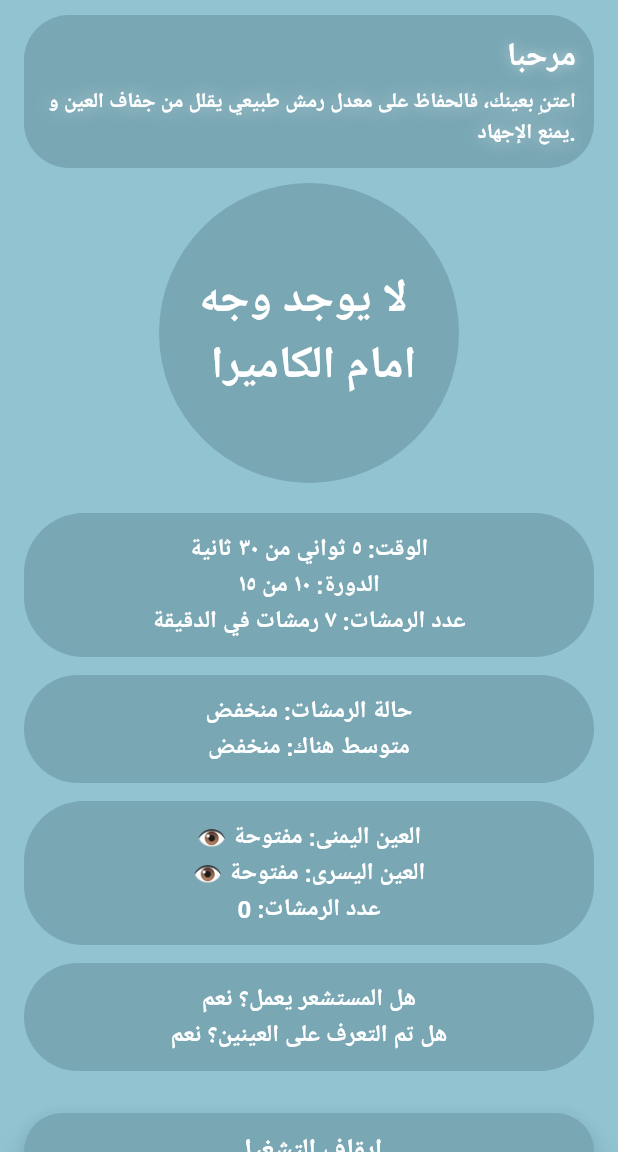
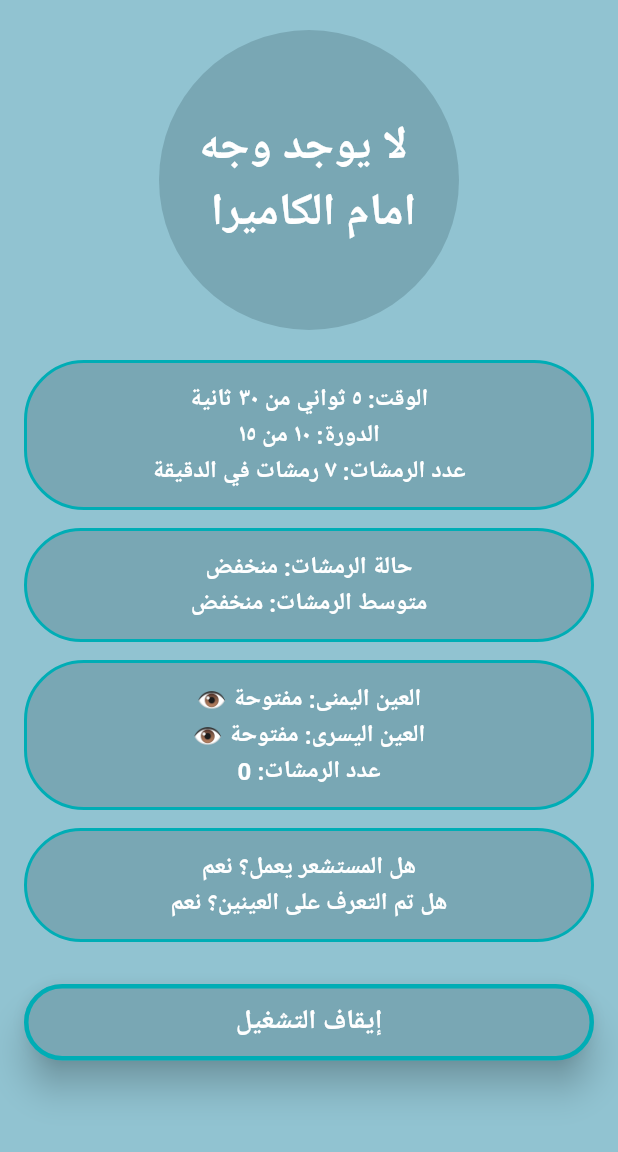
Before and after one commit to HSMDove/Eye_Health_Project, a Flutter app: the screen it shows after launch, on a phone screen of 412 x 824 dp, the part 84-1236 px from its top. Run offline on Flutter 3.47's test engine with Material 3 defaults, Android fonts, the phone set to English and light mode, and no system bars; our stand-ins replace camera, permission_handler; missing offline and left inert: google_ml_kit.

Commit message:
Some fixes in some codes, modifying the colors of the night mode, removing the welcome message at the top

```diff
--- a/lib/management/blink_counter.dart
+++ b/lib/management/blink_counter.dart
@@ -12,7 +12,7 @@ class BlinkCounter {
   double previousLeftEyeOpen = 1.0; // تتبع حالة العين اليسرى من الإطار السابق
   double previousRightEyeOpen = 1.0; // تتبع حالة العين اليمنى من الإطار السابق
 
-  bool allowSingleEyeBlink = true; // ✅ متغير للتحكم في احتساب رمشة العين الواحدة
+  bool allowSingleEyeBlink = true; //  متغير للتحكم في احتساب رمشة العين الواحدة
 
   /// تحديث عدد الرمشات بناءً على بيانات الوجه اللي تجي من الكاميرا
   void updateBlinkCount(Face face) {
@@ -30,7 +30,7 @@ class BlinkCounter {
 
     // احتساب الرمشات حسب الإعداد
     if (allowSingleEyeBlink) {
-      // ✅ الوضع: احتساب الرمشات حتى لو كانت بعين واحدة
+      //  الوضع: احتساب الرمشات حتى لو كانت بعين واحدة
       if (isSingleEyeClosed) {
         isBothEyesClosed = true;
       } else if (isBothEyesClosed && areEyesOpen && blinkCooldown == 0) {
@@ -40,7 +40,7 @@ class BlinkCounter {
         debugPrint("عدد الرمشات: $blinkCount");
       }
     } else {
-      // ✅ الوضع الطبيعي: احتساب الرمشات فقط إذا كانت **العينان مغلقتين**
+      //  الوضع الطبيعي: احتساب الرمشات فقط إذا كانت **العينان مغلقتين**
       if (areEyesClosed) {
         isBothEyesClosed = true;
       } else if (isBothEyesClosed && areEyesOpen && blinkCooldown == 0) {
--- a/lib/management/face_detection_manager.dart
+++ b/lib/management/face_detection_manager.dart
@@ -2,18 +2,18 @@ import 'package:flutter/cupertino.dart';
 import 'package:google_ml_kit/google_ml_kit.dart';
 import 'package:camera/camera.dart';
 import 'dart:typed_data';
-import 'blink_counter.dart'; // ✅ استدعاء كود عداد الرمشات
+import 'blink_counter.dart'; //
 
 class FaceDetectionManager {
   final FaceDetector _faceDetector;
-  final BlinkCounter _blinkCounter = BlinkCounter(); // ✅ إنشاء كائن عداد الرمشات
+  final BlinkCounter _blinkCounter = BlinkCounter(); // نسوي اوبجكت من الـ BlinkCounter
 
   FaceDetectionManager()
       : _faceDetector = GoogleMlKit.vision.faceDetector(
     FaceDetectorOptions(
-      enableContours: true, // ✅ ضروري لرسم الملامح
-      enableClassification: true, // ✅ لمعرفة حالة العينين
-      enableLandmarks: true, // ✅ لاكتشاف أماكن العينين والأنف
+      //enableContours: true, // عشان رسم ملامح الوجه
+      enableClassification: true, // لحالة العين
+      enableLandmarks: true, // عشان نعرف مكان العين
     ),
   );
 
@@ -22,7 +22,7 @@ class FaceDetectionManager {
       final inputImage = _convertCameraImage(image, camera);
       final faces = await _faceDetector.processImage(inputImage);
 
-      // ✅ تحديث عداد الرمشات لكل وجه مكتشف
+      //  تحديث عداد الرمشات لكل وجه مكتشف
       if (faces.isNotEmpty) {
         _blinkCounter.updateBlinkCount(faces.first);
       }
@@ -35,12 +35,12 @@ class FaceDetectionManager {
     }
   }
 
-  /// **🔹 إرجاع عدد الرمشات**
+  // نرجع عدد الرمشات
   int getBlinkCount() {
     return _blinkCounter.blinkCount;
   }
 
-  /// **🔹 إعادة ضبط العداد**
+  // دالة لإعادة ضبط الرمسات
   void resetBlinkCount() {
     _blinkCounter.resetCounter();
   }
--- a/lib/widgets/ui_elements.dart
+++ b/lib/widgets/ui_elements.dart
@@ -16,7 +16,7 @@ class _CameraScreenState extends State<CameraScreen> {
   bool _isCameraInitialized = false;
   BlinkCounter blinkCounter = BlinkCounter();
 
-  //قائمة الأعدادات
+  // قائمة الإعدادات
   bool notifications = false;
   bool dark = false;
 
@@ -25,9 +25,7 @@ class _CameraScreenState extends State<CameraScreen> {
   @override
   void initState() {
     super.initState();
-
     cm = widget.cameraManager;
-
     _initializeCamera();
   }
 
@@ -52,11 +50,11 @@ class _CameraScreenState extends State<CameraScreen> {
   @override
   Widget build(BuildContext context) {
     return Scaffold(
-      backgroundColor: dark? Color(0xff002941):const Color.fromARGB(255, 145, 195, 209),
+      backgroundColor: dark ? const Color(0xFF222831) : const Color.fromARGB(255, 145, 195, 209), // الخلفية في الوضح الليلي
       appBar: AppBar(
-        backgroundColor: dark? Color(0xFF29637e):Color(0xff79a7b4),
+        backgroundColor: dark ? const Color(0xFF393E46) : const Color(0xff79a7b4), //  لون الـ AppBar
         centerTitle: true,
-        title: Image.asset('assets/images/Icon.png', height:50), // ضع صورة هنا
+        title: Image.asset('assets/images/Icon.png', height: 50),
         leading: Builder(
           builder: (context) {
             return IconButton(
@@ -67,11 +65,11 @@ class _CameraScreenState extends State<CameraScreen> {
         ),
       ),
       drawer: Drawer(
-        backgroundColor: dark? Color(0xff002941):const Color.fromARGB(255, 145, 195, 209),
+        backgroundColor: dark ? const Color(0xFF222831) : const Color.fromARGB(255, 145, 195, 209),
         child: Column(
           children: [
             DrawerHeader(
-              decoration: BoxDecoration(color: dark? Color(0xFF29637e):Color(0xff79a7b4)),
+              decoration: BoxDecoration(color: dark ? const Color(0xFF393E46) : const Color(0xff79a7b4)),
               child: const Center(
                 child: Text(
                   "الإعدادات",
@@ -80,10 +78,9 @@ class _CameraScreenState extends State<CameraScreen> {
               ),
             ),
             SwitchListTile(
-              activeColor: Color.fromARGB(255, 94, 210, 242),
+              activeColor: const Color(0xFF00ADB5),
               title: const Text("تفعيل الإشعارات",
-              style: TextStyle(color: Colors.white, fontSize: 20, fontWeight: FontWeight.bold)
-              ),
+                  style: TextStyle(color: Colors.white, fontSize: 20, fontWeight: FontWeight.bold)),
               value: notifications,
               onChanged: (value) {
                 setState(() {
@@ -92,10 +89,9 @@ class _CameraScreenState extends State<CameraScreen> {
               },
             ),
             SwitchListTile(
-              activeColor: Color.fromARGB(255, 94, 210, 242),
+              activeColor: const Color(0xFF00ADB5),
               title: const Text("الوضع الليلي",
-              style: TextStyle(color: Colors.white, fontSize: 20, fontWeight: FontWeight.bold)
-              ),
+                  style: TextStyle(color: Colors.white, fontSize: 20, fontWeight: FontWeight.bold)),
               value: dark,
               onChanged: (value) {
                 setState(() {
@@ -103,95 +99,48 @@ class _CameraScreenState extends State<CameraScreen> {
                 });
               },
             ),
-          ]),
-        ),
-      body: SafeArea(
-        child: SingleChildScrollView( // تجنب مشكلة BOTTOM OVERFLOWED
-          child: Column(
-            children: [
-              /// مربع العنوان العلوي
-              Padding(
-                padding: const EdgeInsets.symmetric(horizontal: 16, vertical: 10),
-                child: Stack(
-                  children: [
-                    Container(
-                      padding: const EdgeInsets.all(12),
-                      decoration: BoxDecoration(
-                        color: dark? Color(0xFF29637e) : Color(0xff79a7b4),
-                        borderRadius: BorderRadius.circular(30),
-                      ),
-                      width: double.infinity,
-                      child: Column(
-                        crossAxisAlignment: CrossAxisAlignment.end, // جعل النص بمحاذاة اليمين
-                        children: const [
-                          Text(
-                            "مرحبا",
-                            style: TextStyle(
-                              color: Colors.white,
-                              fontSize: 22,
-                              fontWeight: FontWeight.bold, // جعل الخط بولد
-                              shadows: [Shadow(color: Colors.white54, blurRadius: 10)],
-                            ),
-                          ),
-                          SizedBox(height: 5),
-                          Text(
-                            "اعتنِ بعينك، فالحفاظ على معدل رمش طبيعي يقلل من جفاف العين و يمنع الإجهاد.",
-                            textAlign: TextAlign.right, // محاذاة النص لليمين
-                            style: TextStyle(
-                              color: Colors.white,
-                              fontSize: 14,
-                              fontWeight: FontWeight.bold, // جعل الخط بولد
-                              shadows: [Shadow(color: Colors.white54, blurRadius: 15)],
-                            ),
-                          ),
           ],
         ),
       ),
-                  ],
-                ),
-              ),
+      body: SafeArea(
+        child: SingleChildScrollView(
+          child: Column(
 
-              /// عرض الكاميرا في شكل دائرة
+            children: [
+              const SizedBox(height: 20),
               Center(
+
                 child: _isCameraInitialized
-                  ?(cm.faceDetect == false?
-                  //عند عدم وجود وجه امام الكاميرا
-                  Container(
+                    ? (cm.faceDetect == false
+                    ? Container(
                   width: 200,
                   height: 200,
                   alignment: Alignment.center,
-                    child: Text("لا يوجد وجه \n امام الكاميرا",
-                    style: TextStyle(
-                      color: Colors.white,
-                      fontSize: 30,
-                      fontWeight: FontWeight.bold
-                    ),
-
-                    ),
                   decoration: BoxDecoration(
                     borderRadius: BorderRadius.circular(200),
-                      color: dark? Color(0xFF29637e) : Color(0xff79a7b4),
+                    color: dark ? const Color(0xFF393E46) : const Color(0xff79a7b4),
+                  ),
+                  child: const Text(
+                    "لا يوجد وجه \n امام الكاميرا",
+                    style: TextStyle(color: Colors.white, fontSize: 30, fontWeight: FontWeight.bold),
                   ),
                 )
-                  //عند وجود وجه امام الكاميرا
                     : Container(
                   width: 200,
                   height: 200,
                   decoration: BoxDecoration(
                     borderRadius: BorderRadius.circular(200),
-                        color: dark? Color(0xFF29637e) : Color(0xff79a7b4)
+                    color: dark ? const Color(0xFF393E46) : const Color(0xff79a7b4),
                   ),
-
-
                   child: ClipOval(
                     child: Transform(
                       alignment: Alignment.center,
-                          transform: Matrix4.identity()..scale(-1.0, 1.0), // عكس الكاميرا
+                      transform: Matrix4.identity()..scale(-1.0, 1.0),
                       child: SizedBox(
                         width: 200,
                         height: 200,
                         child: FittedBox(
-                              fit: BoxFit.cover, // يحافظ على الجودة
+                          fit: BoxFit.cover,
                           child: SizedBox(
                             width: widget.cameraManager.controller.value.previewSize?.height ?? 200,
                             height: widget.cameraManager.controller.value.previewSize?.width ?? 200,
@@ -201,47 +150,46 @@ class _CameraScreenState extends State<CameraScreen> {
                       ),
                     ),
                   ),
-                    )
-                  )
+                ))
                     : const CircularProgressIndicator(),
               ),
+
               const SizedBox(height: 20),
 
-              /// مربعات المعلومات المختلفة
               Padding(
                 padding: const EdgeInsets.symmetric(horizontal: 16),
                 child: Column(
                   children: [
                     _buildInfoBox("الوقت: ٥ ثواني من ٣٠ ثانية\nالدورة: ١٠ من ١٥\nعدد الرمشات: ٧ رمشات في الدقيقة"),
-                    _buildInfoBox("حالة الرمشات: منخفض\nمتوسط هناك: منخفض"),
-                    _buildInfoBox("👁 العين اليمنى: ${blinkCounter.rightEyeStatus}\n👁 العين اليسرى: ${blinkCounter.leftEyeStatus}\nعدد الرمشات: ${blinkCounter.blinkCount}"),
-                    _buildInfoBox("هل المستشعر يعمل؟ نعم\nهل تم التعرف على العينين؟ نعم" , ),
-
+                    _buildInfoBox("حالة الرمشات: منخفض\nمتوسط الرمشات: منخفض"),
+                    _buildInfoBox(
+                        "👁 العين اليمنى: ${blinkCounter.rightEyeStatus}\n👁 العين اليسرى: ${blinkCounter.leftEyeStatus}\nعدد الرمشات: ${blinkCounter.blinkCount}"),
+                    _buildInfoBox("هل المستشعر يعمل؟ نعم\nهل تم التعرف على العينين؟ نعم"),
                   ],
                 ),
               ),
 
-              /// زر إيقاف التشغيل (لا يعمل حالياً)
               Padding(
                 padding: const EdgeInsets.all(16),
                 child: SizedBox(
                   width: double.infinity,
                   child: ElevatedButton(
                     style: ElevatedButton.styleFrom(
-                      backgroundColor: dark? Color(0xFF29637e) : Color(0xff79a7b4),
+                      backgroundColor: dark ? const Color(0xFF393E46) : const Color(0xff79a7b4),
                       shape: RoundedRectangleBorder(
                         borderRadius: BorderRadius.circular(30),
+                        side: const BorderSide(color: Color(0xFF00ADB5), width: 3), // هذي الحواف حق زر ايقاف التشغيل
                       ),
                       padding: const EdgeInsets.symmetric(vertical: 12),
                       elevation: 10,
                     ),
-                    onPressed: () {}, // لم يتم تعيين وظيفة للزر بعد
+                    onPressed: () {},
                     child: const Text(
                       "إيقاف التشغيل",
                       style: TextStyle(
                         color: Colors.white,
                         fontSize: 18,
-                        fontWeight: FontWeight.bold, // جعل النص بولد
+                        fontWeight: FontWeight.bold,
                       ),
                     ),
                   ),
@@ -254,7 +202,6 @@ class _CameraScreenState extends State<CameraScreen> {
     );
   }
 
-  /// دالة لإنشاء مربعات المعلومات بشكل متناسق
   Widget _buildInfoBox(String text) {
     return Padding(
       padding: const EdgeInsets.only(bottom: 12),
@@ -262,18 +209,14 @@ class _CameraScreenState extends State<CameraScreen> {
         width: double.infinity,
         padding: const EdgeInsets.all(12),
         decoration: BoxDecoration(
-          color: dark? Color(0xFF29637e) : Color(0xff79a7b4),
+          color: dark ? const Color(0xFF393E46) : const Color(0xff79a7b4),
           borderRadius: BorderRadius.circular(40),
-
+          border: Border.all(color: const Color(0xFF00ADB5), width: 2), // الحواف
         ),
         child: Text(
           text,
           textAlign: TextAlign.center,
-          style: const TextStyle(
-            color: Colors.white,
-            fontSize: 16,
-            fontWeight: FontWeight.bold,
-          ),
+          style: const TextStyle(color: Colors.white, fontSize: 16, fontWeight: FontWeight.bold),
         ),
       ),
     );
```
Lines whose indentation alone changed are shown as unchanged.
